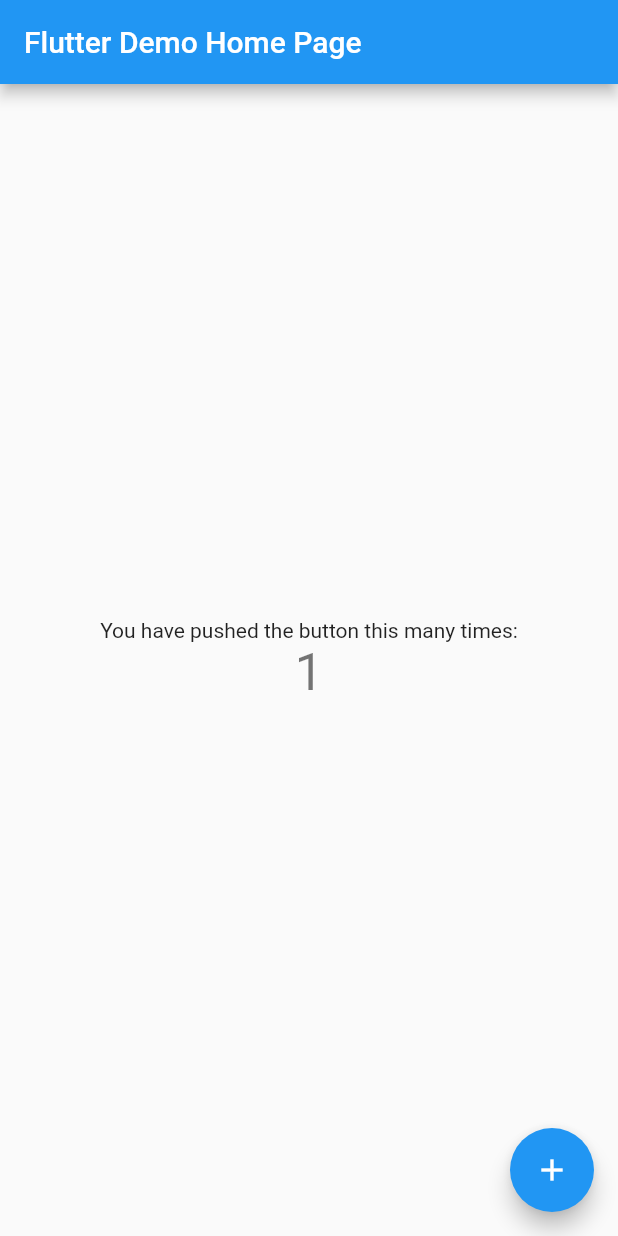
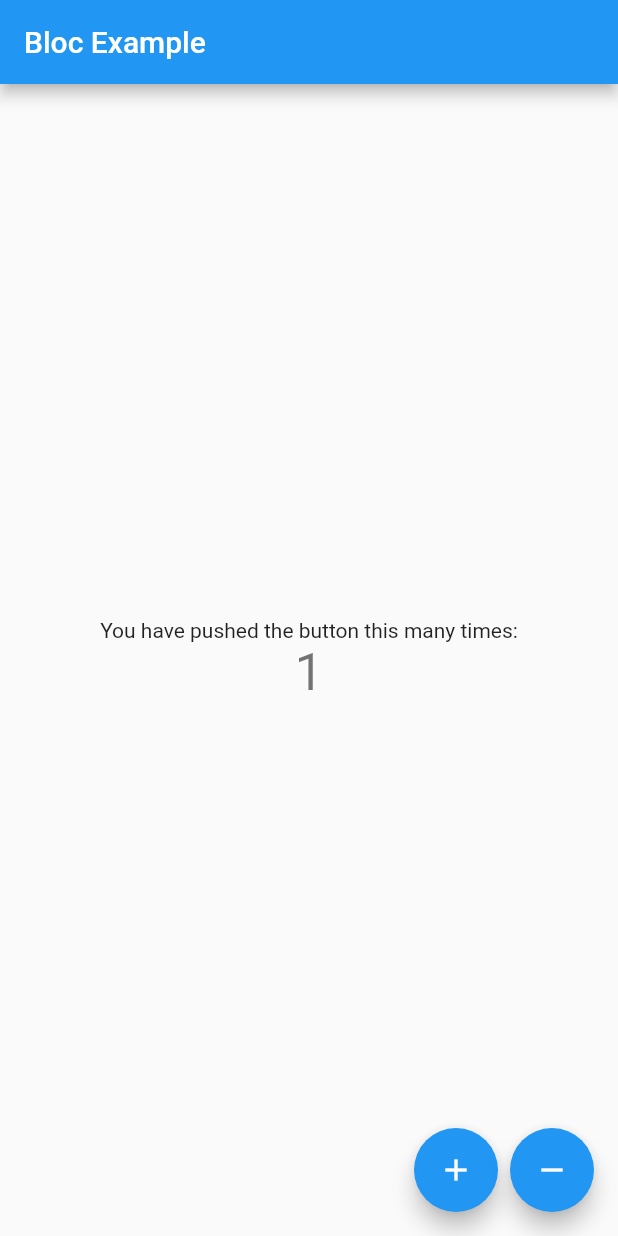
Before and after one commit to Toolenaar/flutter-bloc-example, a Flutter app: the screen it shows after launch, after a tap on the "add" icon, on a phone screen of 412 x 824 dp. Run offline on Flutter 3.47's test engine with Material 2 defaults, Android fonts, the phone set to English and light mode, and no system bars.

Commit message:
added example of bloc and inherited widget

```diff
--- /dev/null
+++ b/bloc_example/lib/counter_bloc.dart
@@ -0,0 +1,32 @@
+import 'dart:async';
+
+import 'package:bloc_example/counter_event.dart';
+class CounterBloc {
+  int _counter = 0;
+  final _counterStateController = StreamController<int>();
+  StreamSink<int> get _inCounter => _counterStateController.sink;
+  Stream<int> get counter => _counterStateController.stream;
+
+  final _counterEventController = StreamController<CounterEvent>();
+  StreamSink<CounterEvent> get counterEventSink => _counterEventController.sink;
+
+
+
+  CounterBloc(){
+    _counterEventController.stream.listen(_mapEventToState);
+  }
+  void _mapEventToState(CounterEvent event){
+    if(event is IncrementEvent){
+      _counter ++;
+    }else if(event is DecrementEvent){
+      _counter --;
+    }
+    _inCounter.add(_counter);
+  }
+
+  void dispose(){
+    _counterEventController.close();
+    _counterStateController.close();
+  }
+
+}
--- /dev/null
+++ b/bloc_example/lib/counter_event.dart
@@ -0,0 +1,3 @@
+abstract class CounterEvent {}
+class IncrementEvent extends CounterEvent{}
+class DecrementEvent extends CounterEvent{}
--- /dev/null
+++ b/bloc_example/lib/counter_provider.dart
@@ -0,0 +1,17 @@
+import 'package:bloc_example/counter_bloc.dart';
+import 'package:flutter/material.dart';
+
+class CounterProvider extends InheritedWidget {
+  final CounterBloc bloc;
+  final Widget child;
+
+  CounterProvider({this.bloc, this.child}) : super(child: child);
+
+  static CounterProvider of(BuildContext context) =>
+      context.inheritFromWidgetOfExactType(CounterProvider);
+
+  @override
+  bool updateShouldNotify(CounterProvider oldWidget) {
+    return bloc != oldWidget.bloc;
+  }
+}
--- a/bloc_example/lib/main.dart
+++ b/bloc_example/lib/main.dart
@@ -1,3 +1,7 @@
+// from :  https://www.youtube.com/watch?v=oxeYeMHVLII
+import 'package:bloc_example/counter_bloc.dart';
+import 'package:bloc_example/counter_event.dart';
+import 'package:bloc_example/counter_provider.dart';
 import 'package:flutter/material.dart';
 
 void main() => runApp(MyApp());
@@ -9,15 +13,6 @@ class MyApp extends StatelessWidget {
     return MaterialApp(
       title: 'Flutter Demo',
       theme: ThemeData(
-        // This is the theme of your application.
-        //
-        // Try running your application with "flutter run". You'll see the
-        // application has a blue toolbar. Then, without quitting the app, try
-        // changing the primarySwatch below to Colors.green and then invoke
-        // "hot reload" (press "r" in the console where you ran "flutter run",
-        // or simply save your changes to "hot reload" in a Flutter IDE).
-        // Notice that the counter didn't reset back to zero; the application
-        // is not restarted.
         primarySwatch: Colors.blue,
       ),
       home: MyHomePage(title: 'Flutter Demo Home Page'),
@@ -28,15 +23,6 @@ class MyApp extends StatelessWidget {
 class MyHomePage extends StatefulWidget {
   MyHomePage({Key key, this.title}) : super(key: key);
 
-  // This widget is the home page of your application. It is stateful, meaning
-  // that it has a State object (defined below) that contains fields that affect
-  // how it looks.
-
-  // This class is the configuration for the state. It holds the values (in this
-  // case the title) provided by the parent (in this case the App widget) and
-  // used by the build method of the State. Fields in a Widget subclass are
-  // always marked "final".
-
   final String title;
 
   @override
@@ -44,68 +30,71 @@ class MyHomePage extends StatefulWidget {
 }
 
 class _MyHomePageState extends State<MyHomePage> {
-  int _counter = 0;
-
-  void _incrementCounter() {
-    setState(() {
-      // This call to setState tells the Flutter framework that something has
-      // changed in this State, which causes it to rerun the build method below
-      // so that the display can reflect the updated values. If we changed
-      // _counter without calling setState(), then the build method would not be
-      // called again, and so nothing would appear to happen.
-      _counter++;
-    });
-  }
+  final _counterBloc = CounterBloc();
 
   @override
   Widget build(BuildContext context) {
-    // This method is rerun every time setState is called, for instance as done
-    // by the _incrementCounter method above.
-    //
-    // The Flutter framework has been optimized to make rerunning build methods
-    // fast, so that you can just rebuild anything that needs updating rather
-    // than having to individually change instances of widgets.
+    return CounterProvider(
+      bloc: _counterBloc,
+          child: CounterView()
+    );
+  }
+  @override
+  void dispose() {
+    _counterBloc.dispose();
+    super.dispose();
+  }
+}
+
+class CounterView extends StatelessWidget {
+  final Widget child;
+
+  CounterView({Key key, this.child}) : super(key: key);
+
+  @override
+  Widget build(BuildContext context) {
     return Scaffold(
         appBar: AppBar(
-        // Here we take the value from the MyHomePage object that was created by
-        // the App.build method, and use it to set our appbar title.
-        title: Text(widget.title),
+          title: Text('Bloc Example'),
         ),
         body: Center(
-        // Center is a layout widget. It takes a single child and positions it
-        // in the middle of the parent.
-        child: Column(
-          // Column is also layout widget. It takes a list of children and
-          // arranges them vertically. By default, it sizes itself to fit its
-          // children horizontally, and tries to be as tall as its parent.
-          //
-          // Invoke "debug painting" (press "p" in the console, choose the
-          // "Toggle Debug Paint" action from the Flutter Inspector in Android
-          // Studio, or the "Toggle Debug Paint" command in Visual Studio Code)
-          // to see the wireframe for each widget.
-          //
-          // Column has various properties to control how it sizes itself and
-          // how it positions its children. Here we use mainAxisAlignment to
-          // center the children vertically; the main axis here is the vertical
-          // axis because Columns are vertical (the cross axis would be
-          // horizontal).
+          child: StreamBuilder(
+            stream: CounterProvider.of(context).bloc.counter,
+            initialData: 0,
+            builder: (BuildContext context, AsyncSnapshot<int> snapshot) {
+              return Column(
                 mainAxisAlignment: MainAxisAlignment.center,
                 children: <Widget>[
                   Text(
                     'You have pushed the button this many times:',
                   ),
                   Text(
-              '$_counter',
+                    '${snapshot.data}',
                     style: Theme.of(context).textTheme.display1,
                   ),
                 ],
+              );
+            },
           ),
         ),
-      floatingActionButton: FloatingActionButton(
-        onPressed: _incrementCounter,
+        floatingActionButton: Row(
+          mainAxisAlignment: MainAxisAlignment.end,
+          children: <Widget>[
+            FloatingActionButton(
+              onPressed: () => CounterProvider.of(context).bloc.counterEventSink.add(IncrementEvent()),
               tooltip: 'Increment',
               child: Icon(Icons.add),
-      ), // This trailing comma makes auto-formatting nicer for build methods.
+            ),
+            SizedBox(
+              width: 8,
+            ),
+            FloatingActionButton(
+              onPressed: () => CounterProvider.of(context).bloc.counterEventSink.add(DecrementEvent()),
+              tooltip: 'Decrement',
+              child: Icon(Icons.remove),
+            ),
+          ],
+        ),
       );
   }
 }
```
Also changed, not shown: 2 other files. Lines whose indentation alone changed are shown as unchanged.
